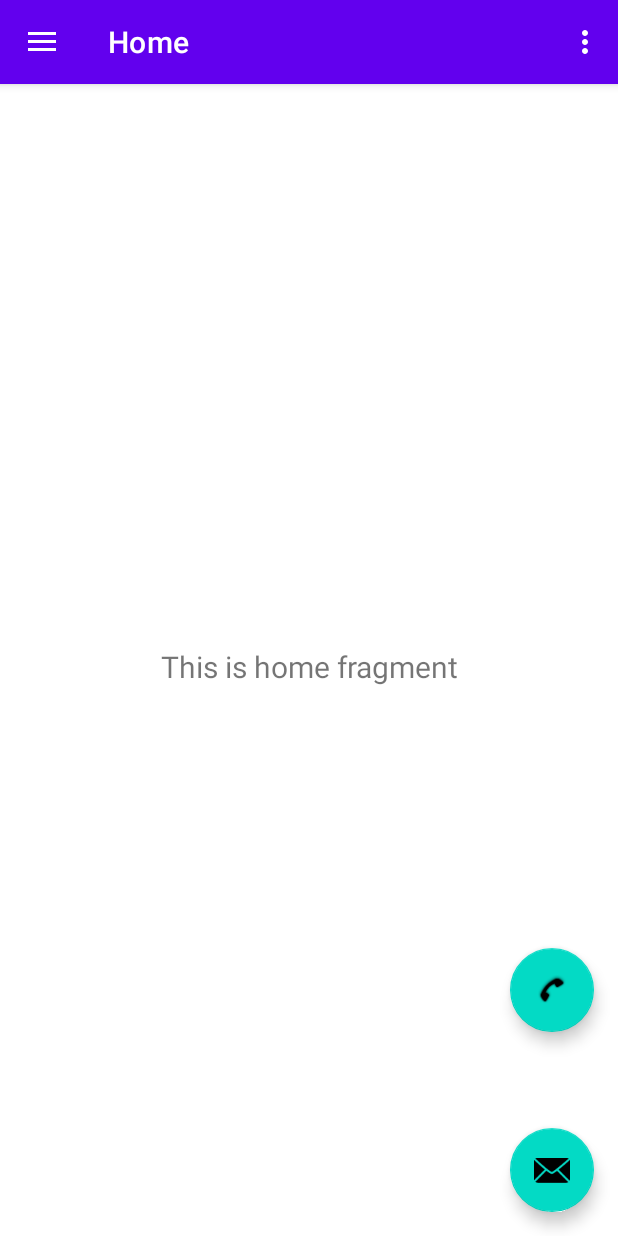
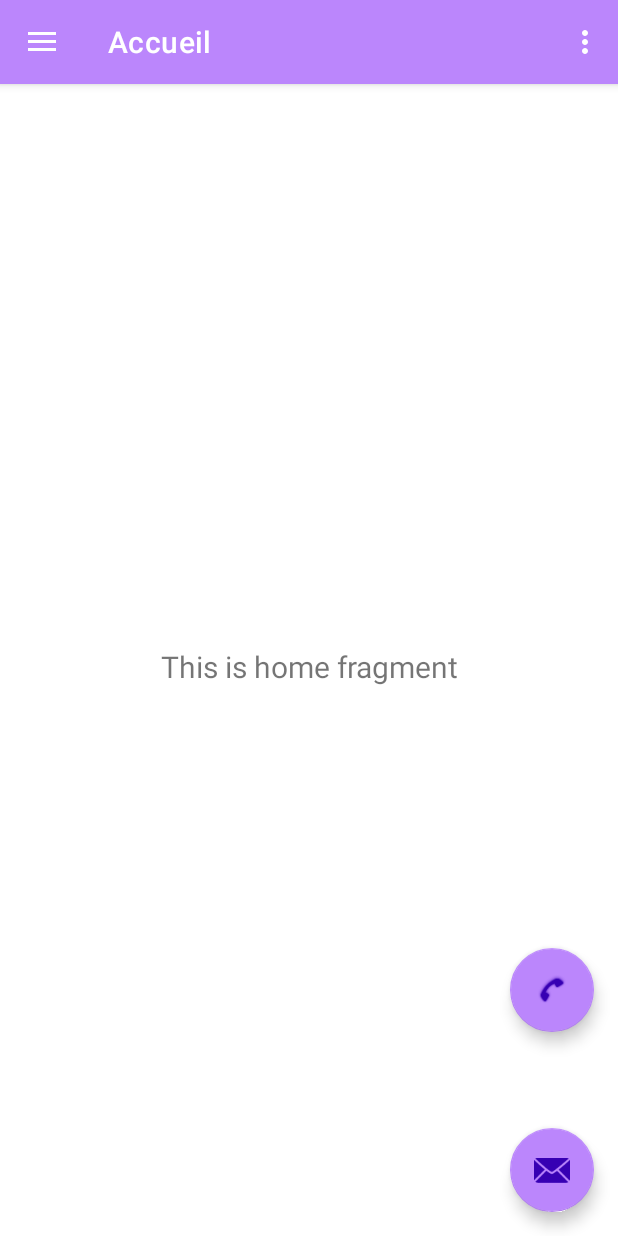
Before and after one commit to ETS-Android4/les-choeurs-dartichaut-android-app, an Android app: the screen it shows after launch (MainActivity), on a phone screen of 412 x 824 dp. Run offline under Robolectric (Android 15) with nearby library versions, the phone set to English and light mode, and no system bars; our stand-ins replace navigation-ui.

Commit message:
Theme color

```diff
--- a/app/src/main/res/values-night/themes.xml
+++ b/app/src/main/res/values-night/themes.xml
@@ -2,12 +2,12 @@
     <!-- Base application theme. -->
     <style name="Theme.LESCHŒURSDARTICHAUT" parent="Theme.MaterialComponents.DayNight.DarkActionBar">
         <!-- Primary brand color. -->
-        <item name="colorPrimary">@color/purple_200</item>
+        <item name="colorPrimary">@color/rose</item>
         <item name="colorPrimaryVariant">@color/purple_700</item>
         <item name="colorOnPrimary">@color/black</item>
         <!-- Secondary brand color. -->
-        <item name="colorSecondary">@color/teal_200</item>
-        <item name="colorSecondaryVariant">@color/teal_200</item>
+        <item name="colorSecondary">@color/rose</item>
+        <item name="colorSecondaryVariant">@color/purple_700</item>
         <item name="colorOnSecondary">@color/black</item>
         <!-- Status bar color. -->
         <item name="android:statusBarColor" tools:targetApi="l">?attr/colorPrimaryVariant</item>
--- a/app/src/main/res/values/colors.xml
+++ b/app/src/main/res/values/colors.xml
@@ -7,4 +7,5 @@
     <color name="teal_700">#FF018786</color>
     <color name="black">#FF000000</color>
     <color name="white">#FFFFFFFF</color>
+    <color name="rose">#7B3E9C</color>
 </resources>
--- a/app/src/main/res/values/strings.xml
+++ b/app/src/main/res/values/strings.xml
@@ -7,7 +7,8 @@
     <string name="nav_header_desc">Navigation header</string>
     <string name="action_settings">Settings</string>
 
-    <string name="menu_home">Home</string>
-    <string name="menu_gallery">Gallery</string>
-    <string name="menu_slideshow">Slideshow</string>
+    <string name="menu_home">Accueil</string>
+    <string name="menu_gallery">Google Maps</string>
+    <string name="menu_slideshow">Site Web</string>
+    <string name="menu_quiz">Quizz</string>
 </resources>
--- a/app/src/main/res/values/themes.xml
+++ b/app/src/main/res/values/themes.xml
@@ -2,13 +2,13 @@
     <!-- Base application theme. -->
     <style name="Theme.LESCHŒURSDARTICHAUT" parent="Theme.MaterialComponents.DayNight.DarkActionBar">
         <!-- Primary brand color. -->
-        <item name="colorPrimary">@color/purple_500</item>
-        <item name="colorPrimaryVariant">@color/purple_700</item>
+        <item name="colorPrimary">@color/purple_200</item>
+        <item name="colorPrimaryVariant">@color/rose</item>
         <item name="colorOnPrimary">@color/white</item>
         <!-- Secondary brand color. -->
-        <item name="colorSecondary">@color/teal_200</item>
-        <item name="colorSecondaryVariant">@color/teal_700</item>
-        <item name="colorOnSecondary">@color/black</item>
+        <item name="colorSecondary">@color/purple_200</item>
+        <item name="colorSecondaryVariant">@color/rose</item>
+        <item name="colorOnSecondary">@color/purple_700</item>
         <!-- Status bar color. -->
         <item name="android:statusBarColor" tools:targetApi="l">?attr/colorPrimaryVariant</item>
         <!-- Customize your theme here. -->
```
